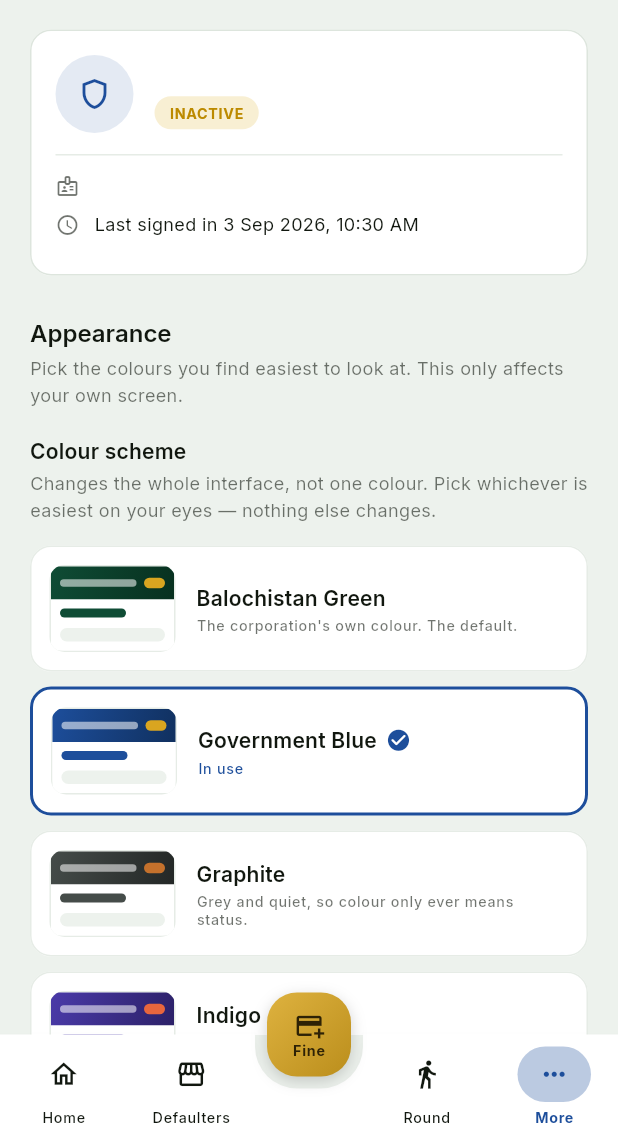
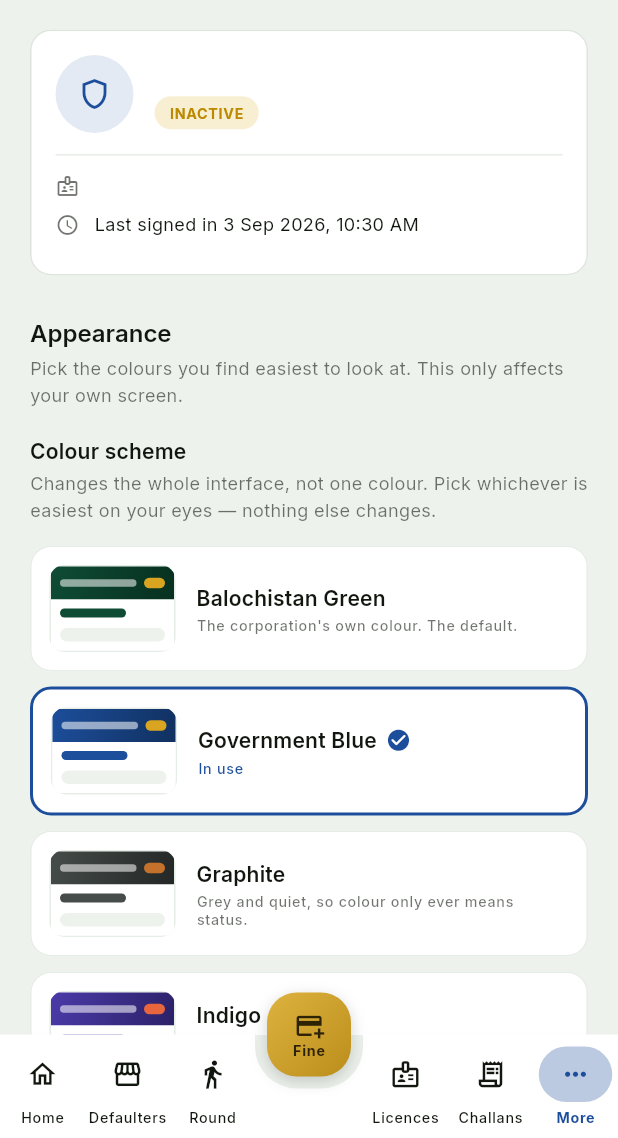
Before and after one commit to HinnaRutaba/mcq-app, a Flutter app: the MagistrateProfileScreen screen opened by its route, after a tap on "Government Blue", on a phone screen of 412 x 824 dp, the part 98-1236 px from its top. Run offline on Flutter 3.47's test engine with Material 3 defaults, Android fonts, the light colour scheme and no system bars; our stand-ins replace connectivity_plus, dio, fl_chart, flutter_animate, flutter_secure_storage, geolocator and 6 more; accounts and stored records are empty; network calls fail.

Commit message:
added new tabs in bottom nav bar

```diff
--- a/lib/config/routes/app_router.dart
+++ b/lib/config/routes/app_router.dart
@@ -11,6 +11,8 @@ import '../../views/magistrate/more/more_screen.dart';
 import '../../views/magistrate/more/profile_screen.dart';
 import '../../views/magistrate/more/sealed_screen.dart';
 import '../../views/magistrate/round/round_screen.dart';
+import '../../views/magistrate/trade/trade_licences_screen.dart';
+import '../../views/magistrate/challans/challans_screen.dart';
 import '../../views/magistrate/shared/create_fine_screen.dart';
 import '../../views/magistrate/property/property_profile_screen.dart';
 import '../../views/splash/splash_screen.dart';
@@ -39,10 +41,10 @@ final GoRouter appRouter = GoRouter(
     ),
 
     // --- Magistrate shell --------------------------------------------------
-    // Four branches, in the order they sit on the bar: Home, Defaulters,
-    // Round, More. The branch index is the tab index — `MagistrateShell`
-    // reads it straight off `navigationShell.currentIndex`, so the two lists
-    // must stay in step.
+    // Six branches, in the order they sit on the bar: Home, Defaulters,
+    // Round, Licences, Challans, More. The branch index is the tab index —
+    // `MagistrateShell` reads it straight off `navigationShell.currentIndex`,
+    // so the two lists must stay in step.
     StatefulShellRoute.indexedStack(
       builder: (context, state, navigationShell) =>
           MagistrateShell(navigationShell: navigationShell),
@@ -68,6 +70,22 @@ final GoRouter appRouter = GoRouter(
             GoRoute(
               path: AppRoutes.magistrateRound,
               builder: (context, state) => const RoundScreen(),
+            ),
+          ],
+        ),
+        StatefulShellBranch(
+          routes: [
+            GoRoute(
+              path: AppRoutes.magistrateTradeLicences,
+              builder: (context, state) => const TradeLicencesScreen(),
+            ),
+          ],
+        ),
+        StatefulShellBranch(
+          routes: [
+            GoRoute(
+              path: AppRoutes.magistrateChallans,
+              builder: (context, state) => const ChallansScreen(),
             ),
           ],
         ),
--- a/lib/config/routes/app_routes.dart
+++ b/lib/config/routes/app_routes.dart
@@ -20,6 +20,8 @@ class AppRoutes {
   static const String magistrateHome = '/magistrate/home';
   static const String magistrateDefaulters = '/magistrate/defaulters';
   static const String magistrateRound = '/magistrate/round';
+  static const String magistrateTradeLicences = '/magistrate/trade-licences';
+  static const String magistrateChallans = '/magistrate/challans';
   static const String magistrateMore = '/magistrate/more';
 
   // --- Inside the "More" branch ----------------------------------------
--- a/lib/models/trade_licence.dart
+++ b/lib/models/trade_licence.dart
@@ -5,7 +5,7 @@ import 'api_refs.dart';
 ///
 /// A different register from everything in the enforcement module. These are
 /// the businesses MCQ licenses but is not landlord to: nothing here has an
-/// allotment, an allottee or a property, and a licence is keyed on a CNIC and a
+/// allotment, an allottee or a property, and a licpence is keyed on a CNIC and a
 /// mobile number. Do not try to join the two registers in the app.
 class TradeLicence {
   const TradeLicence({
--- /dev/null
+++ b/lib/views/magistrate/challans/challans_screen.dart
@@ -0,0 +1,34 @@
+import 'package:flutter/material.dart';
+
+import '../../../widgets/widgets.dart';
+import '../shared/widgets/back_to_home_button.dart';
+
+/// Challans — what the shopkeeper actually pays, listed in one place rather
+/// than found a shop at a time through a profile.
+///
+/// Empty for now. The list behind it is [ChallanRepository.challans], which is
+/// paged and mixes rent challans with fines; the screen will have to keep the
+/// two apart rather than totalling them.
+class ChallansScreen extends StatelessWidget {
+  const ChallansScreen({super.key});
+
+  @override
+  Widget build(BuildContext context) {
+    return const Scaffold(
+      body: Column(
+        children: [
+          AppHeroHeader(title: 'Challans', leading: BackToHomeButton()),
+          Expanded(
+            child: AppEmptyState(
+              icon: Icons.receipt_long_rounded,
+              title: 'Not wired up yet',
+              message:
+                  'The challan list comes from the billing endpoint, paged, '
+                  'with rent challans and fines kept apart.',
+            ),
+          ),
+        ],
+      ),
+    );
+  }
+}
--- a/lib/views/magistrate/magistrate_shell.dart
+++ b/lib/views/magistrate/magistrate_shell.dart
@@ -26,6 +26,16 @@ class MagistrateShell extends StatelessWidget {
       icon: Icons.directions_walk_outlined,
       activeIcon: Icons.directions_walk_rounded,
       label: 'Round',
+    ),
+    AppBottomNavEntry(
+      icon: Icons.badge_outlined,
+      activeIcon: Icons.badge_rounded,
+      label: 'Licences',
+    ),
+    AppBottomNavEntry(
+      icon: Icons.receipt_long_outlined,
+      activeIcon: Icons.receipt_long_rounded,
+      label: 'Challans',
     ),
     AppBottomNavEntry(
       icon: Icons.more_horiz_outlined,
--- a/lib/views/magistrate/shared/widgets/back_to_home_button.dart
+++ b/lib/views/magistrate/shared/widgets/back_to_home_button.dart
@@ -1,7 +1,7 @@
 import 'package:flutter/material.dart';
 import 'package:go_router/go_router.dart';
 
-/// The back arrow on the four bar tabs that are not Home.
+/// The back arrow on the five bar tabs that are not Home.
 ///
 /// Home is where an officer starts and what they read between shops, so every
 /// other tab is somewhere they *went* — and a screen you went to is expected
--- /dev/null
+++ b/lib/views/magistrate/trade/trade_licences_screen.dart
@@ -0,0 +1,36 @@
+import 'package:flutter/material.dart';
+
+import '../../../widgets/widgets.dart';
+import '../shared/widgets/back_to_home_button.dart';
+
+/// Trade licences — the second register an officer works in the same bazaar,
+/// and a separate one from enforcement: a licence is permission to trade, not
+/// a debt.
+///
+/// Empty for now. The screen behind it is `/api/v1/trade/field/beat`, already
+/// modelled in [ApiTradeRepository] — the bazaars in scope and the three
+/// queues (expiring, lapsed, live), none of them carrying money.
+class TradeLicencesScreen extends StatelessWidget {
+  const TradeLicencesScreen({super.key});
+
+  @override
+  Widget build(BuildContext context) {
+    return const Scaffold(
+      body: Column(
+        children: [
+          AppHeroHeader(title: 'Trade Licences', leading: BackToHomeButton()),
+          Expanded(
+            child: AppEmptyState(
+              icon: Icons.badge_rounded,
+              title: 'Not wired up yet',
+              message:
+                  'The licence queues come from the trade field beat — '
+                  'expiring, lapsed and live, scoped to the bazaars on '
+                  'the officer’s beat.',
+            ),
+          ),
+        ],
+      ),
+    );
+  }
+}
--- a/lib/widgets/common/app_bottom_nav_bar.dart
+++ b/lib/widgets/common/app_bottom_nav_bar.dart
@@ -39,7 +39,7 @@ class AppBottomNavItem extends StatelessWidget {
       onTap: onTap,
       borderRadius: BorderRadius.circular(AppRadius.pill),
       child: Padding(
-        padding: const EdgeInsets.symmetric(vertical: 8, horizontal: 4),
+        padding: const EdgeInsets.symmetric(vertical: 8, horizontal: 2),
         child: Column(
           mainAxisSize: MainAxisSize.min,
           children: [
@@ -94,12 +94,19 @@ class AppBottomNavItem extends StatelessWidget {
               ],
             ),
             const SizedBox(height: 4),
-            AppText.caption(
-              entry.label,
-              color: selected
-                  ? Theme.of(context).colorScheme.primary
-                  : mutedColor,
-              fontWeight: selected ? FontWeight.w700 : FontWeight.w500,
+            // Shrunk to the slot rather than wrapped: a bar this full gives a
+            // long label less width than it wants, and a second line pushes
+            // the whole bar taller. Never scaled up — a short label stays put.
+            FittedBox(
+              fit: BoxFit.scaleDown,
+              child: AppText.caption(
+                entry.label,
+                maxLines: 1,
+                color: selected
+                    ? Theme.of(context).colorScheme.primary
+                    : mutedColor,
+                fontWeight: selected ? FontWeight.w700 : FontWeight.w500,
+              ),
             ),
           ],
         ),
```
Also changed, not shown: 2 other files.
